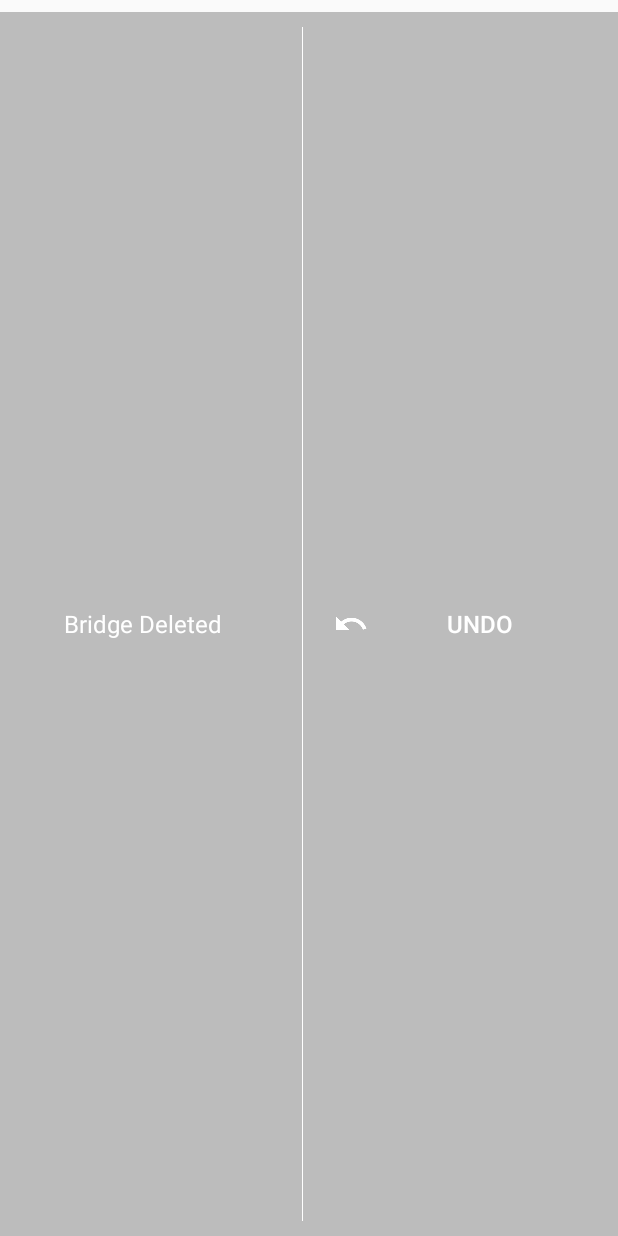
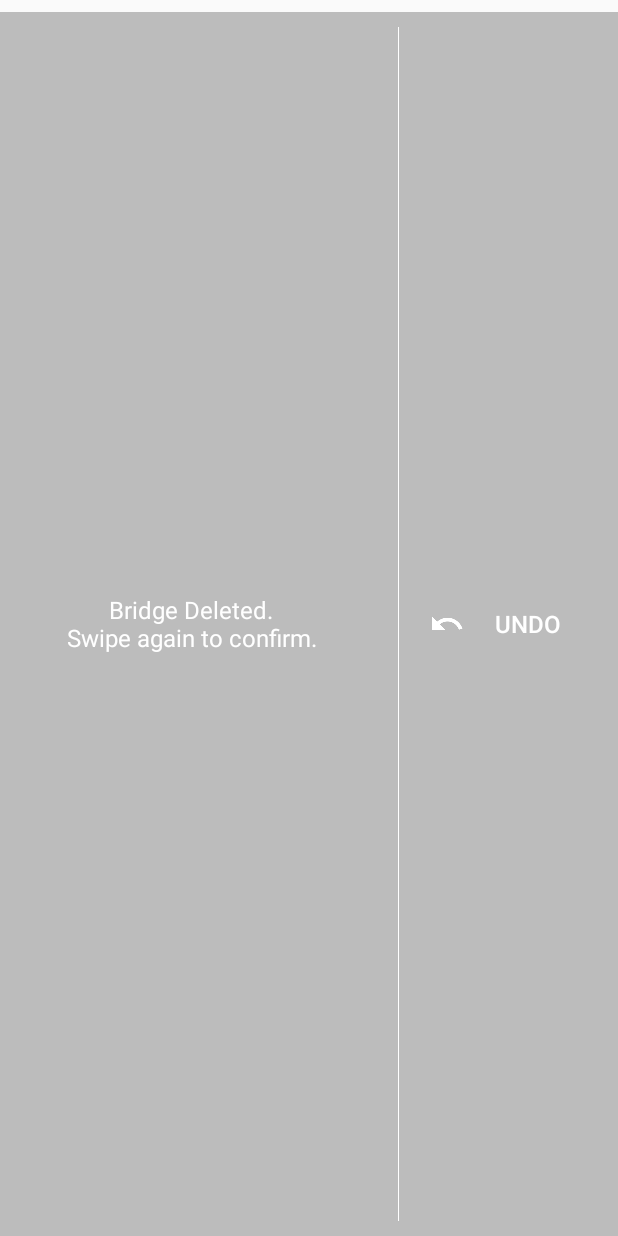
Before and after one commit to darknfaze007/JoinMyBridge, an Android app: the layout undo_row.xml on its own in the app's theme, with its tools: preview values and no code run, on a phone screen of 412 x 824 dp. Run offline under Robolectric (Android 15) with nearby library versions, the phone set to English and light mode, and no system bars.

Commit message:
Added additional text in delete undo row view to inform user that they can swipe again to confirm bridge deletion.

```diff
--- a/app/src/main/res/layout/undo_row.xml
+++ b/app/src/main/res/layout/undo_row.xml
@@ -14,7 +14,7 @@
         android:id="@+id/undo_row_texttv"
         android:layout_width="0dp"
         android:layout_height="wrap_content"
-        android:layout_weight="1"
+        android:layout_weight="2"
         android:gravity="center"
         android:padding="10dp"
         android:text="@string/deleted_bridge"
--- a/app/src/main/res/values/strings.xml
+++ b/app/src/main/res/values/strings.xml
@@ -22,7 +22,7 @@
     <string name="call_option_title">Call Options</string>
 
     <string name="empty_list">No Bridges Saved</string>
-    <string name="deleted_bridge">Bridge Deleted</string>
+    <string name="deleted_bridge">Bridge Deleted.\nSwipe again to confirm.</string>
 
 
     <string name="phonebook_title">Join My Bridge</string>
```
